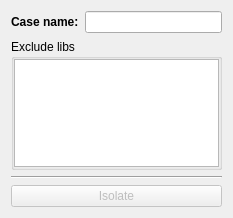
First picture: the form in isolator.ui, repository sr-tream/AppIsolator, before the edit.
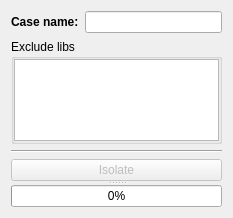
Second picture: the form after the edit.

Commit message: Add progress bar Remove symlinks Fix run scripts

What changed in the file:
```diff
--- a/isolator.ui
+++ b/isolator.ui
@@ -70,6 +70,13 @@
      </widget>
     </item>
     <item row="3" column="0" colspan="2">
+     <widget class="QSplitter" name="splitter">
+      <property name="orientation">
+       <enum>Qt::Vertical</enum>
+      </property>
+      <property name="childrenCollapsible">
+       <bool>false</bool>
+      </property>
      <widget class="QPushButton" name="isolate">
       <property name="enabled">
        <bool>false</bool>
@@ -77,6 +84,15 @@
       <property name="text">
        <string>Isolate</string>
       </property>
+      </widget>
+      <widget class="QProgressBar" name="progressBar">
+       <property name="maximum">
+        <number>100</number>
+       </property>
+       <property name="value">
+        <number>0</number>
+       </property>
+      </widget>
      </widget>
     </item>
    </layout>
```
Lines whose indentation alone changed are shown as unchanged. The commit also changes 2 other files.
